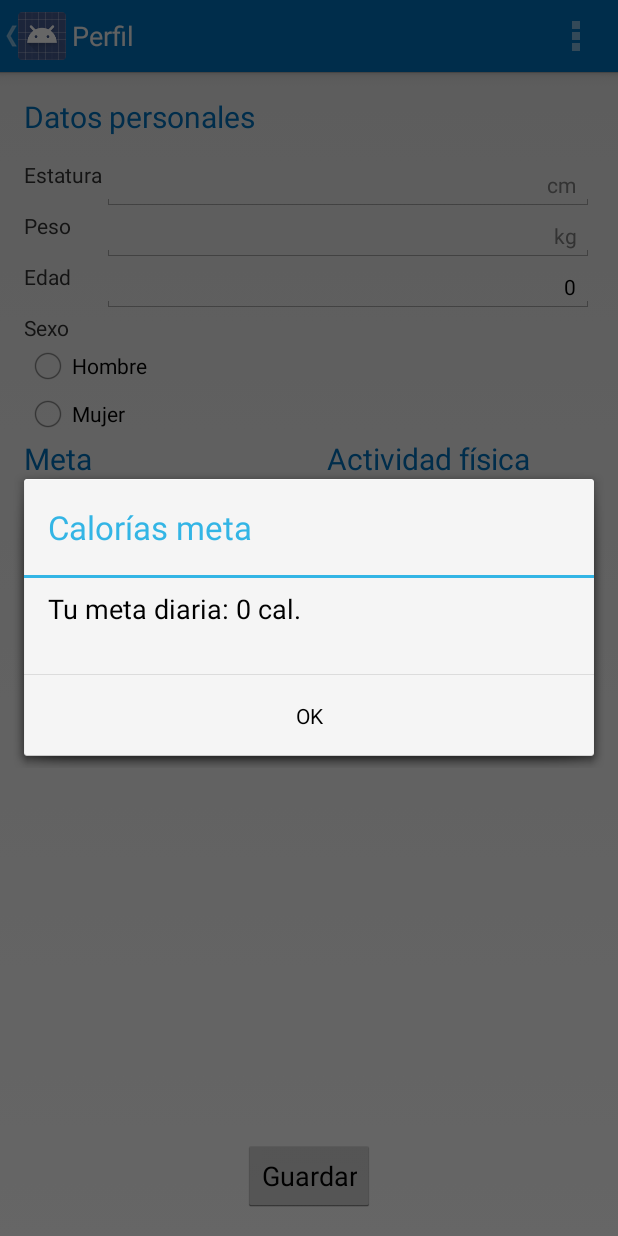
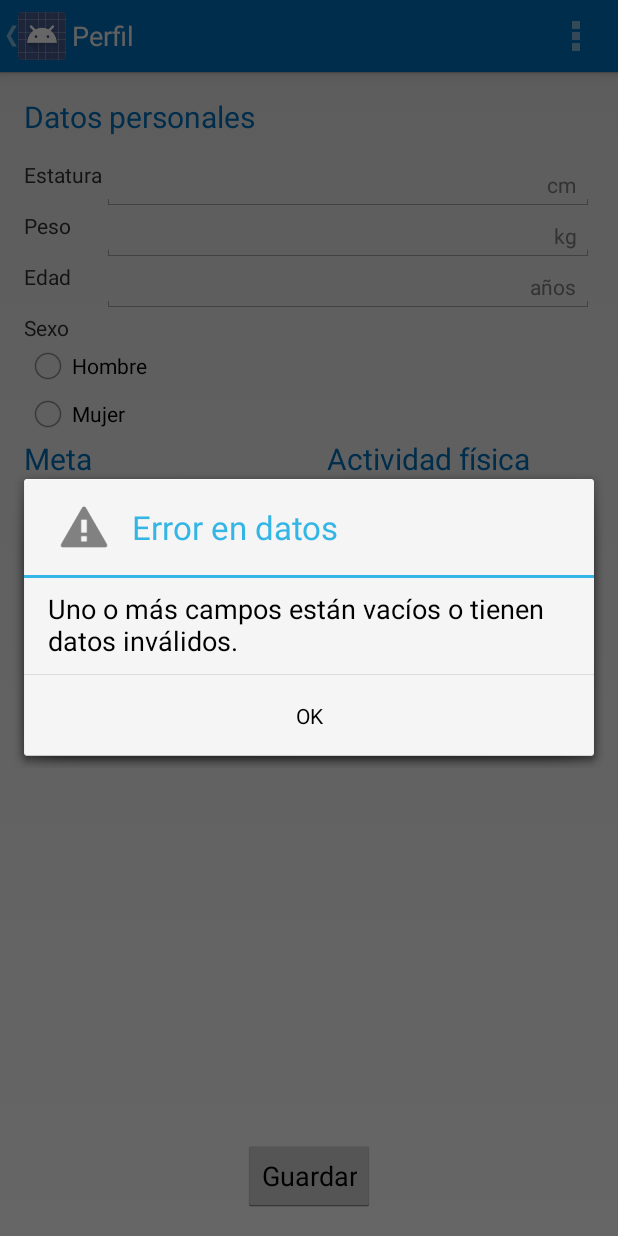
Before and after one commit to OmarCantu/proyecto_se_ii, an Android app: the PerfilActivity screen opened directly, with no data from a screen before it, after a tap on "Guardar", on a phone screen of 412 x 824 dp. Run offline under Robolectric (Android 15) with nearby library versions, the phone set to English and light mode, and no system bars.

Commit message:
Validación de campos de perfil
Validación de campos de perfil

```diff
--- a/ContadordeCalorias/app/src/main/java/cc/se2/uanl/edu/contadordecalorias/PerfilActivity.java
+++ b/ContadordeCalorias/app/src/main/java/cc/se2/uanl/edu/contadordecalorias/PerfilActivity.java
@@ -25,7 +25,7 @@ public class PerfilActivity extends Activity {
     public static final String PREFS_NAME = "MyPrefsFile";
     private String estatura;
     private String peso;
-    private int edad;
+    private String edad;
     private int sexo;
     private int meta;
     private int actividad;
@@ -53,10 +53,14 @@ public class PerfilActivity extends Activity {
             @Override
             public void onClick(View view) {
                 actualizarVariables();
-                calcularCaloriasMeta();
-                desplegarCaloriasMeta(PerfilActivity.this);
-                /*Toast.makeText(PerfilActivity.this, "Tu meta: " + caloriasMeta + " cal/día",
+                if (validarInputs()) {
+                    calcularCaloriasMeta();
+                    desplegarCaloriasMeta(PerfilActivity.this);
+                    /*Toast.makeText(PerfilActivity.this, "Tu meta: " + caloriasMeta + " cal/día",
                         Toast.LENGTH_LONG).show();*/
+                } else {
+                    desplegarAdvertencia(PerfilActivity.this);
+                }
             }
         });
     }
@@ -67,7 +71,7 @@ public class PerfilActivity extends Activity {
         // Obtener datos guardados
         estatura = preferences.getString("estatura", "");
         peso = preferences.getString("peso", "");
-        edad = preferences.getInt("edad", 0);
+        edad = preferences.getString("edad", "");
         sexo = preferences.getInt("sexo", 0);
         meta = preferences.getInt("meta", 0);
         actividad = preferences.getInt("actividad", 0);
@@ -84,7 +88,7 @@ public class PerfilActivity extends Activity {
         // Mostrar datos
         inputEstatura.setText(estatura);
         inputPeso.setText(peso);
-        inputEdad.setText(""+edad);
+        inputEdad.setText(edad);
         radioSexo.check(sexo);
         radioMeta.check(meta);
         radioActividad.check(actividad);
@@ -102,7 +106,7 @@ public class PerfilActivity extends Activity {
         // Asignar datos datos de inputs a variables
         estatura = inputEstatura.getText().toString();
         peso = inputPeso.getText().toString();
-        edad = Integer.parseInt(inputEdad.getText().toString());
+        edad = inputEdad.getText().toString();
         sexo = radioSexo.getCheckedRadioButtonId();
         meta = radioMeta.getCheckedRadioButtonId();
         actividad = radioActividad.getCheckedRadioButtonId();
@@ -114,10 +118,10 @@ public class PerfilActivity extends Activity {
 
         if (sexo == R.id.perfil_masculino) {
             tasaMetabolicaBasal = (10 * Double.parseDouble(peso)) +
-                    (6.25 * Double.parseDouble(estatura)) - (5 * edad) + 5;
+                    (6.25 * Double.parseDouble(estatura)) - (5 * Integer.parseInt(edad)) + 5;
         } else {
             tasaMetabolicaBasal = (10 * Double.parseDouble(peso)) +
-                    (6.25 * Double.parseDouble(estatura)) - (5 * edad) - 161;
+                    (6.25 * Double.parseDouble(estatura)) - (5 * Integer.parseInt(edad)) - 161;
         }
 
         switch(actividad) {
@@ -151,6 +155,17 @@ public class PerfilActivity extends Activity {
         }
     }
 
+    public boolean validarInputs() {
+        if (estatura.equals(null) || estatura.equals("0") || estatura.equals("")
+                || peso.equals(null) || peso.equals("0") || peso.equals("")
+                || edad.equals(null) || edad.equals("0") || edad.equals("")
+                || sexo <= 0 || meta <= 0 || actividad <= 0) {
+            return false;
+        } else {
+            return true;
+        }
+    }
+
     public void desplegarCaloriasMeta(Context ctxt) {
         new AlertDialog.Builder(ctxt)
             .setTitle(R.string.titulo_calorias_meta)
@@ -165,6 +180,19 @@ public class PerfilActivity extends Activity {
             .show();*/
     }
 
+    public void desplegarAdvertencia(Context ctxt) {
+        new AlertDialog.Builder(ctxt)
+                .setTitle(R.string.titulo_error_input_perfil)
+                .setMessage(R.string.mensaje_error_input_perfil)
+                .setPositiveButton(android.R.string.yes, new DialogInterface.OnClickListener() {
+                    public void onClick(DialogInterface dialog, int which) {
+                        // No hacer nada.
+                    }
+                })
+                .setIcon(R.drawable.ic_warning_gray)
+                .show();
+    }
+
     @Override
     protected void onStop(){
         super.onStop();
@@ -176,7 +204,7 @@ public class PerfilActivity extends Activity {
         SharedPreferences.Editor editor = preferences.edit();
         editor.putString("estatura", estatura);
         editor.putString("peso", peso);
-        editor.putInt("edad", edad);
+        editor.putString("edad", edad);
         editor.putInt("sexo", sexo);
         editor.putInt("meta", meta);
         editor.putInt("actividad", actividad);
--- a/ContadordeCalorias/app/src/main/res/values/strings.xml
+++ b/ContadordeCalorias/app/src/main/res/values/strings.xml
@@ -43,4 +43,8 @@
     <string name="calcular">Calcular</string>
     <string name="titulo_calorias_meta">Calorías meta</string>
     <string name="mensaje_calorias_meta">Tu meta diaria: </string>
+    <string name="titulo_error_input_perfil">Error en datos</string>
+    <string name="mensaje_error_input_perfil">
+        Uno o más campos están vacíos o tienen datos inválidos.
+    </string>
 </resources>
```
Also changed, not shown: ContadordeCalorias/app/src/main/ic_warning_blue-web.png (added), ContadordeCalorias/app/src/main/ic_warning_gray-web.png (added), ContadordeCalorias/app/src/main/res/drawable-hdpi/ic_warning_blue.png (added), ContadordeCalorias/app/src/main/res/drawable-hdpi/ic_warning_gray.png (added), ContadordeCalorias/app/src/main/res/drawable-mdpi/ic_warning_blue.png (added), ContadordeCalorias/app/src/main/res/drawable-mdpi/ic_warning_gray.png (added), ContadordeCalorias/app/src/main/res/drawable-xhdpi/ic_warning_blue.png (added), ContadordeCalorias/app/src/main/res/drawable-xhdpi/ic_warning_gray.png (added), ContadordeCalorias/app/src/main/res/drawable-xxhdpi/ic_warning_blue.png (added), ContadordeCalorias/app/src/main/res/drawable-xxhdpi/ic_warning_gray.png (added), 1 other file.
